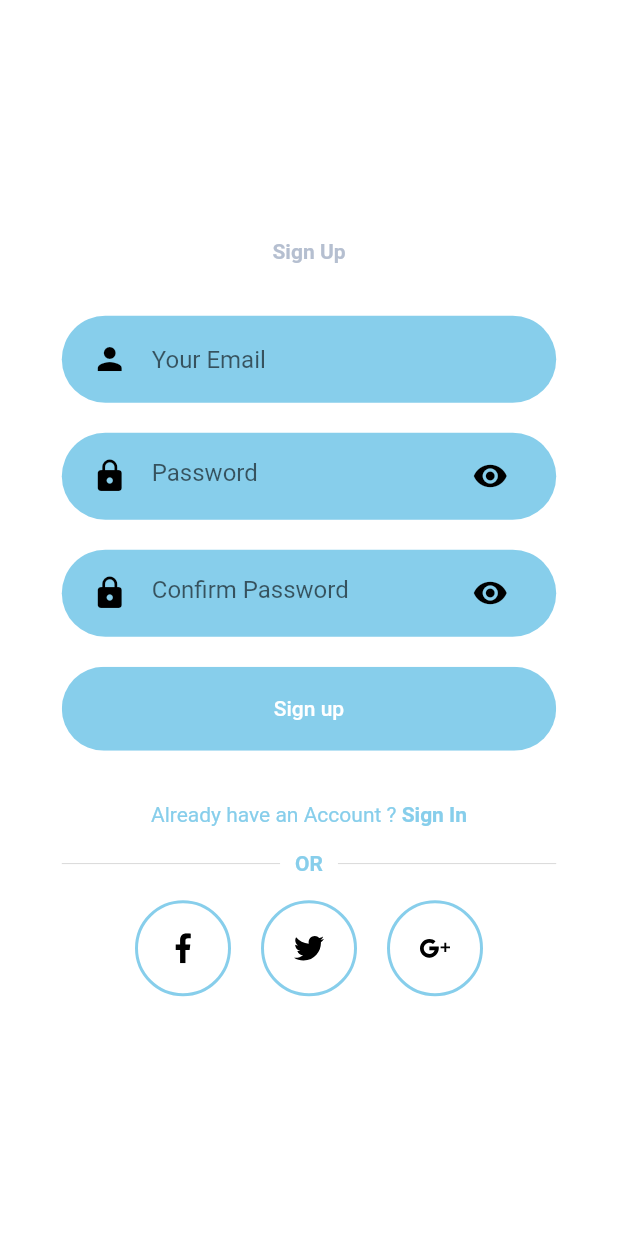
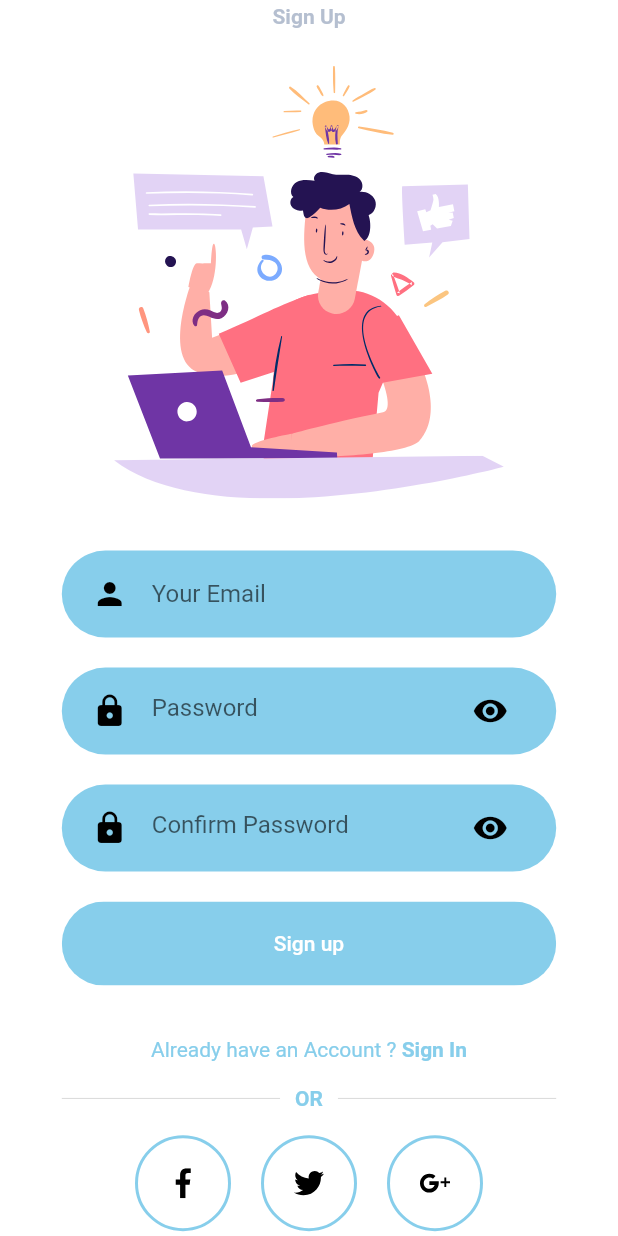
Before and after one commit to yuyangchen0122/Cash-Back-APP-Flutter, a Flutter app: the screen it shows after launch, after a tap on "Sign Up", on a phone screen of 412 x 824 dp. Run offline on Flutter 3.47's test engine with Material 2 defaults, Android fonts, the phone set to English and light mode, and no system bars; our stand-ins replace flutter_svg.

Commit message:
12/11/2020 Start working on login and sign up pages

```diff
--- a/cash_back_app/lib/screens/users/login/component/body.dart
+++ b/cash_back_app/lib/screens/users/login/component/body.dart
@@ -4,6 +4,7 @@ import 'package:cash_back_app/screens/users/components/rounded_input_field.dart'
 import 'package:cash_back_app/screens/users/components/rounded_password_field.dart';
 import 'package:cash_back_app/screens/users/signup/signup.dart';
 import 'package:flutter/material.dart';
+import 'package:flutter_svg/svg.dart';
 
 class Body extends StatelessWidget {
   const Body({
@@ -26,6 +27,11 @@ class Body extends StatelessWidget {
                 Text(
                   "Login",
                   style: TextStyle(fontWeight: FontWeight.bold),
+                ),
+                SizedBox(height: size.height * 0.03),
+                SvgPicture.asset(
+                  "assets/icons/login.svg",
+                  height: size.height * 0.35,
                 ),
                 SizedBox(height: size.height * 0.03),
                 RoundedInputField(
--- a/cash_back_app/lib/screens/users/signup/component/body.dart
+++ b/cash_back_app/lib/screens/users/signup/component/body.dart
@@ -7,6 +7,7 @@ import 'package:cash_back_app/screens/users/login/login.dart';
 import 'package:cash_back_app/screens/users/signup/component/or_divider.dart';
 import 'package:cash_back_app/screens/users/signup/component/social_icon.dart';
 import 'package:flutter/material.dart';
+import 'package:flutter_svg/svg.dart';
 
 class Body extends StatelessWidget {
   const Body({
@@ -29,6 +30,11 @@ class Body extends StatelessWidget {
                 Text(
                   "Sign Up",
                   style: TextStyle(fontWeight: FontWeight.bold),
+                ),
+                SizedBox(height: size.height * 0.03),
+                SvgPicture.asset(
+                  "assets/icons/signup.svg",
+                  height: size.height * 0.35,
                 ),
                 SizedBox(height: size.height * 0.03),
                 RoundedInputField(
```
